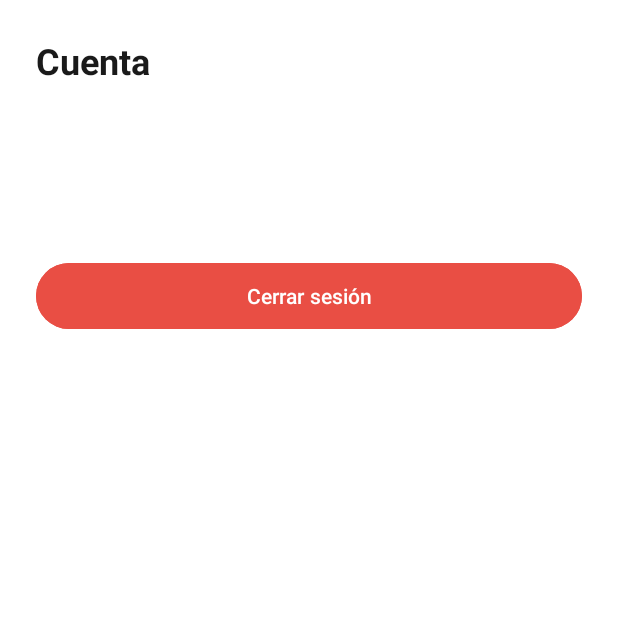
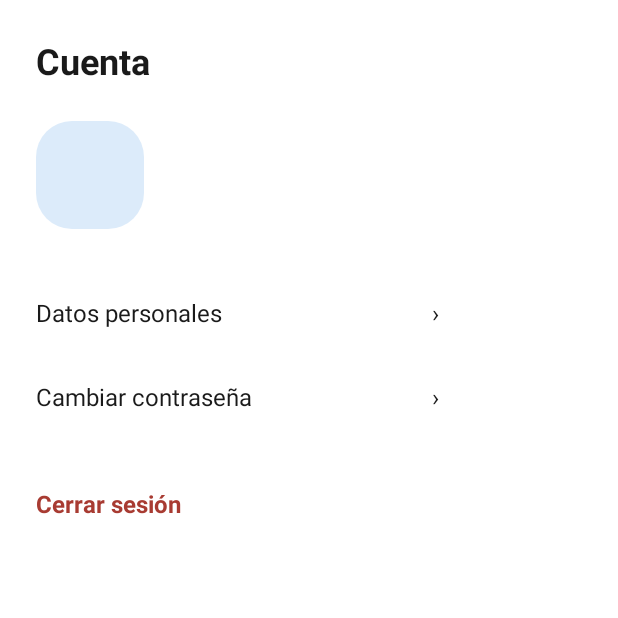
Before and after one commit to Arthur01012/MedicDate-movil, an Android app: the CuentaActivity screen opened directly, with no data from a screen before it, on a phone screen of 412 x 824 dp, the top half of it. Run offline under Robolectric (Android 15) with nearby library versions, the phone set to English and light mode, and no system bars.

Commit message:
Pantalla cuenta

```diff
--- a/app/src/main/java/com/example/medicdate/Vista/CuentaActivity.kt
+++ b/app/src/main/java/com/example/medicdate/Vista/CuentaActivity.kt
@@ -3,7 +3,6 @@ package com.example.medicdate.Vista
 import android.content.Intent
 import android.os.Bundle
 import android.view.View
-import android.widget.Button
 import android.widget.TextView
 import android.widget.Toast
 import androidx.activity.enableEdgeToEdge
@@ -17,7 +16,7 @@ class CuentaActivity : AppCompatActivity() {
     private lateinit var presenter: clsPresentadorCuenta
     private lateinit var txtNombre: TextView
     private lateinit var txtCorreo: TextView
-    private lateinit var btnCerrarSesion: Button
+    private lateinit var btnCerrarSesion: TextView
 
     override fun onCreate(savedInstanceState: Bundle?) {
         super.onCreate(savedInstanceState)
--- a/app/src/main/res/layout/activity_cuenta.xml
+++ b/app/src/main/res/layout/activity_cuenta.xml
@@ -22,45 +22,91 @@
         app:layout_constraintTop_toTopOf="parent" />
 
     <TextView
+        android:id="@+id/txtIniciales"
+        android:layout_width="72dp"
+        android:layout_height="72dp"
+        android:layout_marginStart="24dp"
+        android:layout_marginTop="24dp"
+        android:background="@drawable/bg_avatar"
+        android:gravity="center"
+        android:textColor="@color/azul"
+        android:textSize="24sp"
+        android:textStyle="bold"
+        app:layout_constraintStart_toStartOf="parent"
+        app:layout_constraintTop_toBottomOf="@+id/txtTitulo"
+        tools:text="ML" />
+
+    <TextView
         android:id="@+id/txtNombre"
         android:layout_width="0dp"
         android:layout_height="wrap_content"
-        android:layout_marginStart="24dp"
+        android:layout_marginStart="16dp"
         android:layout_marginEnd="24dp"
-        android:layout_marginTop="32dp"
         android:textColor="@color/texto"
         android:textSize="20sp"
         android:textStyle="bold"
+        app:layout_constraintBottom_toTopOf="@+id/txtCorreo"
         app:layout_constraintEnd_toEndOf="parent"
-        app:layout_constraintStart_toStartOf="parent"
-        app:layout_constraintTop_toBottomOf="@+id/txtTitulo"
+        app:layout_constraintStart_toEndOf="@+id/txtIniciales"
+        app:layout_constraintTop_toTopOf="@+id/txtIniciales"
+        app:layout_constraintVertical_chainStyle="packed"
         tools:text="María López Hernández" />
 
     <TextView
         android:id="@+id/txtCorreo"
         android:layout_width="0dp"
         android:layout_height="wrap_content"
-        android:layout_marginStart="24dp"
+        android:layout_marginStart="16dp"
+        android:layout_marginTop="4dp"
         android:layout_marginEnd="24dp"
-        android:layout_marginTop="4dp"
         android:textColor="@color/texto_secundario"
         android:textSize="14sp"
+        app:layout_constraintBottom_toBottomOf="@+id/txtIniciales"
         app:layout_constraintEnd_toEndOf="parent"
-        app:layout_constraintStart_toStartOf="parent"
+        app:layout_constraintStart_toEndOf="@+id/txtIniciales"
         app:layout_constraintTop_toBottomOf="@+id/txtNombre"
         tools:text="maria.lopez@correo.com" />
 
-    <Button
-        android:id="@+id/btnCerrarSesion"
+    <TextView
+        android:id="@+id/txtDatosPersonales"
         android:layout_width="0dp"
-        android:layout_height="52dp"
+        android:layout_height="56dp"
+        android:layout_marginStart="24dp"
+        android:layout_marginTop="28dp"
+        android:layout_marginEnd="24dp"
+        android:gravity="center_vertical"
+        android:text="Datos personales                                   ›"
+        android:textColor="@color/texto"
+        android:textSize="16sp"
+        app:layout_constraintEnd_toEndOf="parent"
+        app:layout_constraintStart_toStartOf="parent"
+        app:layout_constraintTop_toBottomOf="@+id/txtIniciales" />
+
+    <TextView
+        android:id="@+id/txtCambiarContrasena"
+        android:layout_width="0dp"
+        android:layout_height="56dp"
         android:layout_marginStart="24dp"
         android:layout_marginEnd="24dp"
-        android:layout_marginTop="32dp"
-        android:backgroundTint="@color/rojo"
-        android:text="Cerrar sesión"
+        android:gravity="center_vertical"
+        android:text="Cambiar contraseña                              ›"
+        android:textColor="@color/texto"
+        android:textSize="16sp"
         app:layout_constraintEnd_toEndOf="parent"
         app:layout_constraintStart_toStartOf="parent"
-        app:layout_constraintTop_toBottomOf="@+id/txtCorreo" />
+        app:layout_constraintTop_toBottomOf="@+id/txtDatosPersonales" />
+
+    <TextView
+        android:id="@+id/btnCerrarSesion"
+        android:layout_width="wrap_content"
+        android:layout_height="wrap_content"
+        android:layout_marginStart="24dp"
+        android:layout_marginTop="32dp"
+        android:text="Cerrar sesión"
+        android:textColor="@color/error_text"
+        android:textSize="16sp"
+        android:textStyle="bold"
+        app:layout_constraintStart_toStartOf="parent"
+        app:layout_constraintTop_toBottomOf="@+id/txtCambiarContrasena" />
 
 </androidx.constraintlayout.widget.ConstraintLayout>
```
